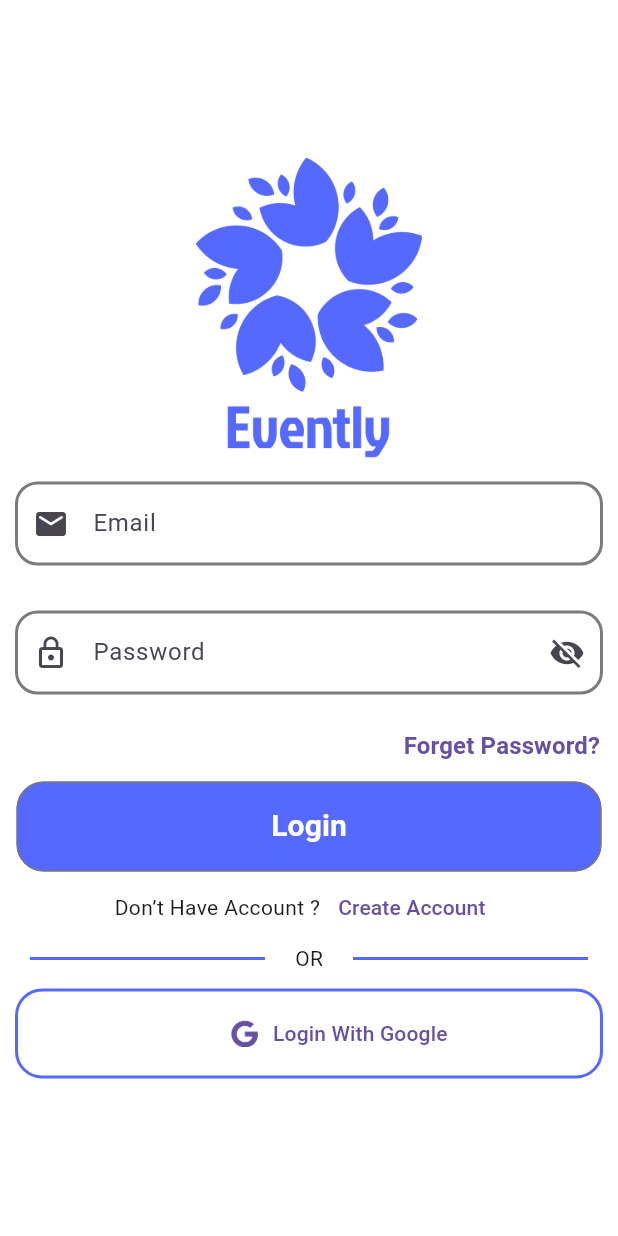
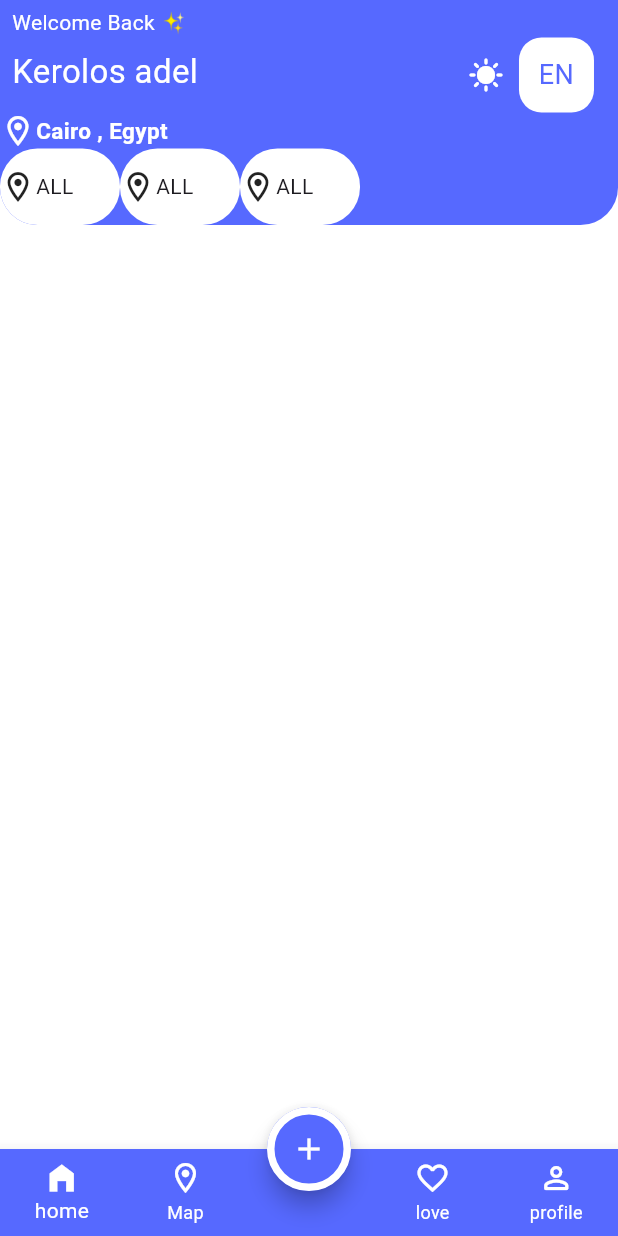
Before and after one commit to kerols20/Evantly_App, a Flutter app: the signIn screen opened by its route, after a tap on "Login", on a phone screen of 412 x 824 dp. Run offline on Flutter 3.47's test engine with Material 3 defaults, Android fonts, the phone set to English and light mode, and no system bars; our stand-ins replace bot_toast, firebase_auth, firebase_core, flutter_easyloading, smooth_page_indicator; accounts and stored records are empty.

Commit message:
second level with firebase

```diff
--- a/lib/core/constant/app_color.dart
+++ b/lib/core/constant/app_color.dart
@@ -1,6 +1,6 @@
 import 'dart:ui';
 
-class app_color{
+abstract class app_color{
   static  Color appColorGeneral = Color(0xFF5669FF);
   static  Color appColorsecound = Color(0xFF1C1C1C);
   static  Color appColorsWhite= Color(0xFFFFFFFF);
--- a/lib/core/extensions/custom_form_Filed.dart
+++ b/lib/core/extensions/custom_form_Filed.dart
@@ -1,6 +1,5 @@
 import 'package:flutter/material.dart';
 import 'package:evanly/core/constant/app_color.dart';
-
 class CustomFormField extends StatefulWidget {
   final String? labelText;
   final String? hintText;
--- a/lib/core/routes/pageRouts.dart
+++ b/lib/core/routes/pageRouts.dart
@@ -6,4 +6,5 @@
   static const String signUp = "/signUp_view";
   static const String Creat_Account = "/Creat_Account";
   static const String RePassword = "/RePassword";
+  static const String layoutHome = "/layoutHome";
 }
--- a/lib/core/routes/routs.dart
+++ b/lib/core/routes/routs.dart
@@ -1,4 +1,5 @@
 import 'package:evanly/core/routes/pageRouts.dart';
+import 'package:evanly/modules/homeScreen/layout_Home.dart';
 import 'package:evanly/modules/signIn/creat_Account.dart';
 import 'package:evanly/modules/signIn/rePassword.dart';
 import 'package:evanly/modules/signIn/signIn.dart';
@@ -40,6 +41,11 @@
           builder: (context) => rePassword(),
           settings: settings,
         );
+      case PagesRouteName.layoutHome:
+        return MaterialPageRoute(
+          builder: (context) => LayoutHome(),
+          settings: settings,
+        );
       default:
         return MaterialPageRoute(
           builder: (context) => SplachScreen(), // المسار الافتراضي
--- a/lib/core/services/Validator.dart
+++ b/lib/core/services/Validator.dart
@@ -3,6 +3,7 @@
     final emailRegex = RegExp(
       r'^[a-zA-Z0-9._%+-]+@[a-zA-Z0-9.-]+\.[a-zA-Z]{2,}$',
     );
+     // return emailRegex is correct in rules this function by methods hasMatch
     return emailRegex.hasMatch(email);
   }
 static bool validatePassword(String password) {
--- a/lib/core/services/loading_services.dart
+++ b/lib/core/services/loading_services.dart
@@ -1,7 +1,8 @@
 import 'package:evanly/core/constant/app_color.dart';
 import 'package:flutter_easyloading/flutter_easyloading.dart';
-
 void Services_loading(){
+  // EasyLoading it works by system singleton class
+  // use EasyLoading to accuses at any place
   EasyLoading.instance
     ..displayDuration = Duration(milliseconds: 2000)
     ..indicatorType = EasyLoadingIndicatorType.fadingCircle
--- a/lib/core/services/sanck_bar_services.dart
+++ b/lib/core/services/sanck_bar_services.dart
@@ -2,10 +2,11 @@
 import 'package:evanly/core/constant/app_color.dart';
 import 'package:flutter/material.dart';
 class SanckBarServices {
+  //
   static void showSuccessMessage(String message) {
     BotToast.showCustomNotification(toastBuilder: ( void Function() cancelFunc) {
       return Card(
-        color: app_color.appColorGeneral,
+        color: Colors.green,
         shape: RoundedRectangleBorder(
           borderRadius: BorderRadius.circular(8),
         ),
--- a/lib/main.dart
+++ b/lib/main.dart
@@ -15,6 +15,7 @@
     options: DefaultFirebaseOptions.currentPlatform,
   );
   runApp(const MyApp());
+  // here we must celled it after run app and use Easyloding in any place in app
   Services_loading();
 }
 
@@ -26,6 +27,7 @@
       theme: appTheme.lightTheme,
       debugShowCheckedModeBanner: false,
       initialRoute: PagesRouteName.splach, // نقطة البداية
+      // here we made called EasyLoading in builder MaterialApp
       builder: EasyLoading.init(
         builder: BotToastInit(),
       ),
--- /dev/null
+++ b/lib/modules/homeScreen/layout_Home.dart
@@ -0,0 +1,159 @@
+import 'package:evanly/core/constant/app_color.dart';
+import 'package:evanly/modules/homeScreen/widget/list_%20bulider.dart';
+import 'package:flutter/material.dart';
+
+class LayoutHome extends StatefulWidget {
+   LayoutHome({super.key});
+
+  @override
+  State<LayoutHome> createState() => _LayoutHomeState();
+}
+
+class _LayoutHomeState extends State<LayoutHome> {
+  int Selectedindex = 0;
+  @override
+  Widget build(BuildContext context) {
+    var meda = MediaQuery.of(context);
+    return SafeArea(
+      child: Scaffold(
+        floatingActionButtonLocation: FloatingActionButtonLocation.centerDocked,
+        floatingActionButton: FloatingActionButton(
+          shape: CircleBorder(
+            side: BorderSide(
+              width: 5,
+              color: app_color.appColorsWhite
+            ) ,
+          ),
+          backgroundColor: app_color.appColorGeneral,
+          onPressed: () {
+            ///////////////xxxxxxxxxxxx//////////////////
+        },
+          child: Icon(Icons.add,
+          color: app_color.appColorsWhite,),
+        ),
+        bottomNavigationBar: BottomNavigationBar(
+          onTap: _onButtomVavBar,
+          currentIndex: Selectedindex,
+          selectedItemColor: app_color.appColorsWhite, // لون العنصر النشط
+          unselectedItemColor: app_color.appColorsWhite, // لون العناصر غير النشطة
+          backgroundColor: app_color.appColorGeneral,
+          type: BottomNavigationBarType.fixed,
+          items: [
+            BottomNavigationBarItem(
+              icon: Icon(Icons.home),
+              activeIcon: Icon(Icons.home_filled), // أيقونة خاصة عند التفعيل
+              label: "home",
+            ),
+            BottomNavigationBarItem(
+              icon: Icon(Icons.location_on_outlined),
+              activeIcon: Icon(Icons.location_on), // أيقونة خاصة عند التفعيل
+              label: "Map",
+            ),
+            BottomNavigationBarItem(
+              icon: SizedBox.shrink(),
+              label: "",
+            ),
+            BottomNavigationBarItem(
+              icon: Icon(Icons.favorite_border),
+              activeIcon: Icon(Icons.favorite), // أيقونة خاصة عند التفعيل
+              label: "love",
+            ),
+            BottomNavigationBarItem(
+              icon: Icon(Icons.perm_identity_rounded),
+              activeIcon: Icon(Icons.perm_identity), // أيقونة خاصة عند التفعيل
+              label: "profile",
+            ),
+          ],
+        ),
+
+        body: Column(
+         crossAxisAlignment: CrossAxisAlignment.stretch,
+          children: [
+            Container(
+              decoration: BoxDecoration(
+                 color: app_color.appColorGeneral,
+                borderRadius: BorderRadius.only(
+                  bottomRight: Radius.circular(25),
+                  bottomLeft: Radius.circular(25)
+                )
+              ),
+              width: 50,
+              height: 150,
+               child: Column(
+                 mainAxisAlignment: MainAxisAlignment.start,
+                 crossAxisAlignment: CrossAxisAlignment.start,
+                 children: [
+                       Padding(
+                         padding: const EdgeInsets.only(top: 5, left: 8),
+                         child: Text("Welcome Back ✨", style: TextStyle(
+                           color: app_color.appColorsWhite,
+                           fontSize: 14,
+                         ),),
+                       ),
+                       Row(
+                         children: [
+                           Padding(
+                             padding: const EdgeInsets.only(bottom: 5, left: 8),
+                             child: Text("Kerolos adel", style: TextStyle(
+                               color: app_color.appColorsWhite,
+                               fontSize: 22,
+                             ),),
+                           ),
+                           SizedBox(width: 180,),
+                           Padding(
+                             padding: const EdgeInsets.only(right: 10, ),
+                             child: Icon(Icons.sunny, color: app_color.appColorsWhite,),
+                           ),
+                           Container(
+                             width: 50,
+                             height: 50,
+                             decoration: BoxDecoration(
+                               borderRadius: BorderRadius.circular(15),
+                               color: app_color.appColorsWhite
+                             ),
+                             child: Padding(
+                               padding: const EdgeInsets.only(top: 12),
+                               child: Text("EN",textAlign: TextAlign.center ,style: TextStyle(
+                                 color: app_color.appColorGeneral,
+                                 fontSize: 18,
+                               ),),
+                             ),
+                           ),
+                         ],
+                       ),
+                   Row(
+                     children: [
+                       Icon(Icons.location_on_outlined,  color: app_color.appColorsWhite,),
+                       Text("Cairo , Egypt", style: TextStyle(
+                         color: app_color.appColorsWhite,
+                         fontSize: 15,
+                         fontWeight: FontWeight.w700
+                       ),)
+                     ],
+                   ),
+                   Expanded(
+                     child: ListView.builder(
+                       scrollDirection: Axis.horizontal,
+                       itemCount: 3,
+                       itemBuilder: (context, index) {
+                        return List_bulider(
+                         Text2: Text("ALL"),
+                         icon: Icon(Icons.location_on_outlined,),
+                       );
+                     },),
+                   )
+                 ],
+               ),
+            )
+          ],
+        ),
+      ),
+    );
+  }
+   _onButtomVavBar(int index) {
+    setState(() {
+      Selectedindex = index;
+    });
+  }
+
+}
--- /dev/null
+++ b/lib/modules/homeScreen/widget/list_ bulider.dart
@@ -0,0 +1,26 @@
+import 'package:evanly/core/constant/app_color.dart';
+import 'package:flutter/material.dart';
+
+class List_bulider extends StatelessWidget {
+   List_bulider({super.key, required this.icon, required this.Text2});
+   final Icon icon;
+   final Text Text2;
+
+  @override
+  Widget build(BuildContext context) {
+    return Container(
+      decoration: BoxDecoration(
+        color: app_color.appColorsWhite,
+        borderRadius: BorderRadius.circular(25)
+      ),
+      width: 80,
+      height: 15,
+      child: Row(
+        children: [
+          icon,
+          Text2,
+        ],
+      ),
+    );
+  }
+}
--- a/lib/modules/onbording/on_Bording_screens.dart
+++ b/lib/modules/onbording/on_Bording_screens.dart
@@ -12,7 +12,6 @@
   @override
   State<on_Bording_screens> createState() => _on_Bording_screensState();
 }
-
 class _on_Bording_screensState extends State<on_Bording_screens> {
   var Controler = PageController();
   var activeIndex = 0;
--- a/lib/modules/signIn/signIn.dart
+++ b/lib/modules/signIn/signIn.dart
@@ -4,6 +4,7 @@
 import 'package:evanly/core/extensions/custom_form_Filed.dart';
 import 'package:evanly/core/extensions/extensions.dart';
 import 'package:evanly/core/routes/pageRouts.dart';
+import 'package:evanly/modules/homeScreen/layout_Home.dart';
 import 'package:flutter/material.dart';
 
 class signIn extends StatefulWidget {
@@ -36,7 +37,7 @@
           ),),
           ).setRight(),
           OutlinedButton(onPressed: () {
-            //xxxxxxxxxxxxxxxxxxxxxxxxxxxxxxx
+            Navigator.pushNamed(context, PagesRouteName.layoutHome);
           }, child: Text("Login", style: TextStyle(
               fontSize: 20,
               color: app_color.appColorsWhite,
```
Also changed, not shown: lib/modules/signIn/creat_Account.dart (+22 -4 lines).
